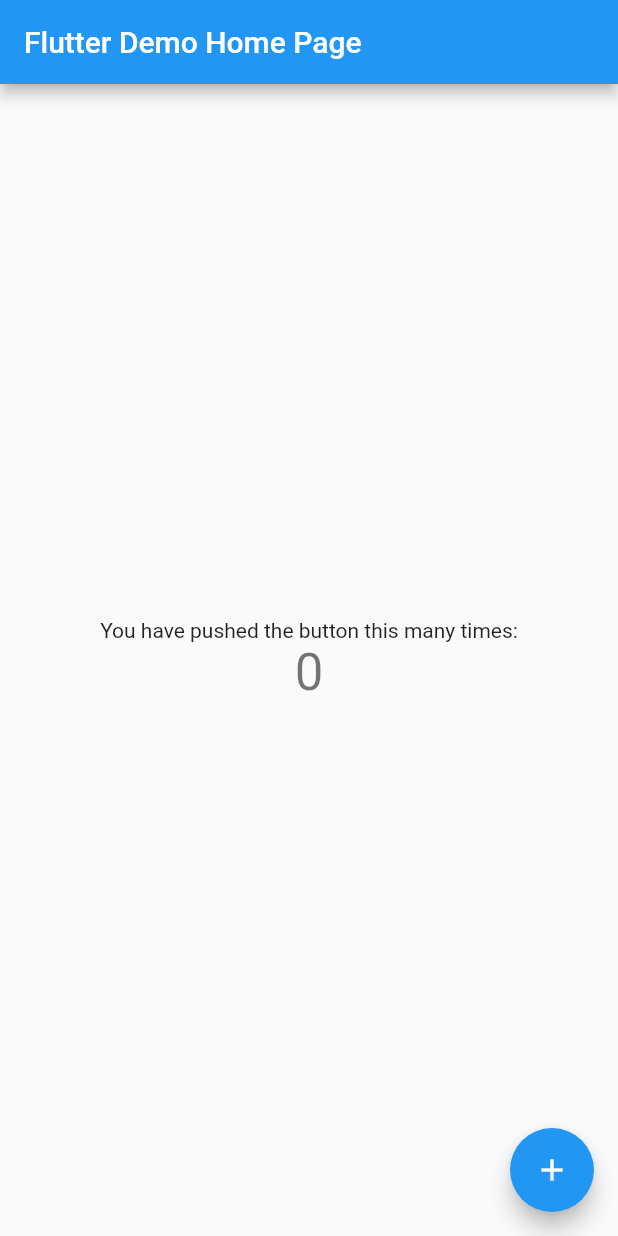
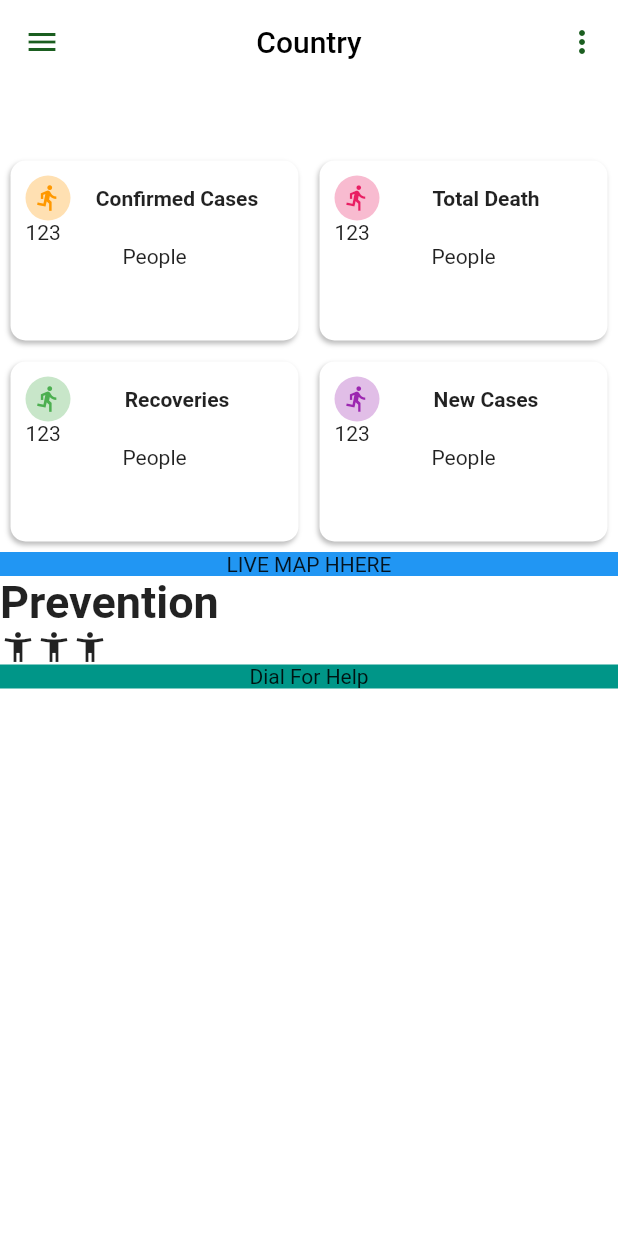
Before and after one commit to sumanth-vs/covidApp, a Flutter app: the screen it shows after launch, on a phone screen of 412 x 824 dp. Run offline on Flutter 3.47's test engine with Material 2 defaults, Android fonts, the phone set to English and light mode, and no system bars.

Commit message:
UI Fixes

```diff
--- /dev/null
+++ b/lib/constants.dart
@@ -0,0 +1,35 @@
+import 'package:flutter/material.dart';
+
+class Constants {
+  static const String help = 'Help', feedback = 'Feedback';
+
+  static const List<String> choice = <String>[
+    help,
+    feedback,
+  ];
+
+  static var kMainCardDecoration = BoxDecoration(
+    borderRadius: BorderRadius.all(Radius.circular(15)),
+  );
+
+  static var kEachCardContainerDecoration = BoxDecoration(
+    color: Colors.white,
+    boxShadow: [
+      BoxShadow(
+        color: Colors.grey[400],
+        offset: Offset(-1, 2),
+        blurRadius: 2.0,
+      )
+    ],
+    borderRadius: BorderRadius.all(Radius.circular(10)),
+  );
+
+  static const kEachCardTitleTextStyle = TextStyle(
+    fontWeight: FontWeight.bold,
+  );
+
+  static const kHomePageSectionTitleStyle = TextStyle(
+    fontSize: 30,
+    fontWeight: FontWeight.bold,
+  );
+}
--- a/lib/main.dart
+++ b/lib/main.dart
@@ -1,117 +1,19 @@
 import 'package:flutter/material.dart';
+import 'views/HomePage.dart';
 
 void main() {
-  runApp(MyApp());
+  runApp(CovidApp());
 }
 
-class MyApp extends StatelessWidget {
-  // This widget is the root of your application.
+class CovidApp extends StatelessWidget {
   @override
   Widget build(BuildContext context) {
     return MaterialApp(
-      title: 'Flutter Demo',
-      theme: ThemeData(
-        // This is the theme of your application.
-        //
-        // Try running your application with "flutter run". You'll see the
-        // application has a blue toolbar. Then, without quitting the app, try
-        // changing the primarySwatch below to Colors.green and then invoke
-        // "hot reload" (press "r" in the console where you ran "flutter run",
-        // or simply save your changes to "hot reload" in a Flutter IDE).
-        // Notice that the counter didn't reset back to zero; the application
-        // is not restarted.
-        primarySwatch: Colors.blue,
-        // This makes the visual density adapt to the platform that you run
-        // the app on. For desktop platforms, the controls will be smaller and
-        // closer together (more dense) than on mobile platforms.
-        visualDensity: VisualDensity.adaptivePlatformDensity,
-      ),
-      home: MyHomePage(title: 'Flutter Demo Home Page'),
+      initialRoute: '/',
+      routes: {
+        '/': (context) => HomePage(),
+        '/location': (context) => HomePage(),
+      },
     );
   }
 }
-
-class MyHomePage extends StatefulWidget {
-  MyHomePage({Key key, this.title}) : super(key: key);
-
-  // This widget is the home page of your application. It is stateful, meaning
-  // that it has a State object (defined below) that contains fields that affect
-  // how it looks.
-
-  // This class is the configuration for the state. It holds the values (in this
-  // case the title) provided by the parent (in this case the App widget) and
-  // used by the build method of the State. Fields in a Widget subclass are
-  // always marked "final".
-
-  final String title;
-
-  @override
-  _MyHomePageState createState() => _MyHomePageState();
-}
-
-class _MyHomePageState extends State<MyHomePage> {
-  int _counter = 0;
-
-  void _incrementCounter() {
-    setState(() {
-      // This call to setState tells the Flutter framework that something has
-      // changed in this State, which causes it to rerun the build method below
-      // so that the display can reflect the updated values. If we changed
-      // _counter without calling setState(), then the build method would not be
-      // called again, and so nothing would appear to happen.
-      _counter++;
-    });
-  }
-
-  @override
-  Widget build(BuildContext context) {
-    // This method is rerun every time setState is called, for instance as done
-    // by the _incrementCounter method above.
-    //
-    // The Flutter framework has been optimized to make rerunning build methods
-    // fast, so that you can just rebuild anything that needs updating rather
-    // than having to individually change instances of widgets.
-    return Scaffold(
-      appBar: AppBar(
-        // Here we take the value from the MyHomePage object that was created by
-        // the App.build method, and use it to set our appbar title.
-        title: Text(widget.title),
-      ),
-      body: Center(
-        // Center is a layout widget. It takes a single child and positions it
-        // in the middle of the parent.
-        child: Column(
-          // Column is also a layout widget. It takes a list of children and
-          // arranges them vertically. By default, it sizes itself to fit its
-          // children horizontally, and tries to be as tall as its parent.
-          //
-          // Invoke "debug painting" (press "p" in the console, choose the
-          // "Toggle Debug Paint" action from the Flutter Inspector in Android
-          // Studio, or the "Toggle Debug Paint" command in Visual Studio Code)
-          // to see the wireframe for each widget.
-          //
-          // Column has various properties to control how it sizes itself and
-          // how it positions its children. Here we use mainAxisAlignment to
-          // center the children vertically; the main axis here is the vertical
-          // axis because Columns are vertical (the cross axis would be
-          // horizontal).
-          mainAxisAlignment: MainAxisAlignment.center,
-          children: <Widget>[
-            Text(
-              'You have pushed the button this many times:',
-            ),
-            Text(
-              '$_counter',
-              style: Theme.of(context).textTheme.headline4,
-            ),
-          ],
-        ),
-      ),
-      floatingActionButton: FloatingActionButton(
-        onPressed: _incrementCounter,
-        tooltip: 'Increment',
-        child: Icon(Icons.add),
-      ), // This trailing comma makes auto-formatting nicer for build methods.
-    );
-  }
-}
--- /dev/null
+++ b/lib/views/HomePage.dart
@@ -0,0 +1,110 @@
+import 'package:covid_app/widgets/main_cards.dart';
+import 'package:flutter/material.dart';
+import 'package:covid_app/constants.dart';
+import 'package:flutter/services.dart';
+
+class HomePage extends StatefulWidget {
+  @override
+  _HomePageState createState() => _HomePageState();
+}
+
+class _HomePageState extends State<HomePage> {
+  @override
+  Widget build(BuildContext context) {
+    return AnnotatedRegion<SystemUiOverlayStyle>(
+      value: SystemUiOverlayStyle(
+        statusBarColor: Colors.white,
+        statusBarIconBrightness: Brightness.dark,
+      ),
+      child: Scaffold(
+        backgroundColor: Colors.white,
+        drawer: Drawer(
+          child: Center(child: Text('data')),
+        ),
+        body: SafeArea(
+          child: CustomScrollView(
+            slivers: [
+              SliverAppBar(
+                iconTheme: IconThemeData(color: Colors.green[900]),
+                leading: null,
+                backgroundColor: Colors.white,
+                title: Text(
+                  'Country',
+                  style: TextStyle(
+                    color: Colors.black,
+                  ),
+                ),
+                centerTitle: true,
+                actions: <Widget>[
+                  PopupMenuButton(
+                    onSelected: choiceAction,
+                    itemBuilder: (context) => Constants.choice
+                        .map(
+                          (String choice) => PopupMenuItem(
+                            child: Text(choice),
+                            value: choice,
+                          ),
+                        )
+                        .toList(),
+                  ),
+                ],
+                expandedHeight: 100,
+              ),
+              // SliverGrid(
+              //   delegate: SliverChildBuilderDelegate(
+              //     (context, index) => MainCard(index: index),
+              //     childCount: 4,
+              //   ),
+              //   gridDelegate: SliverGridDelegateWithMaxCrossAxisExtent(
+              //     crossAxisSpacing: 5,
+              //     mainAxisSpacing: 20,
+              //     maxCrossAxisExtent: 418,
+              //   ),
+              // ),
+              SliverToBoxAdapter(
+                child: MainCardContainer(),
+              ),
+              SliverToBoxAdapter(
+                child: Container(
+                  alignment: Alignment.center,
+                  color: Colors.blue,
+                  child: Text('LIVE MAP HHERE'),
+                ),
+              ),
+              SliverToBoxAdapter(
+                child: Container(
+                  // alignment: Alignment.center,
+                  // color: Colors.teal,
+                  child: Text(
+                    'Prevention',
+                    style: Constants.kHomePageSectionTitleStyle,
+                  ),
+                ),
+              ),
+              SliverToBoxAdapter(
+                child: Row(
+                  children: [
+                    Icon(Icons.accessibility_new),
+                    Icon(Icons.accessibility_new),
+                    Icon(Icons.accessibility_new),
+                  ],
+                ),
+              ),
+              SliverToBoxAdapter(
+                child: Container(
+                  alignment: Alignment.center,
+                  color: Colors.teal,
+                  child: Text('Dial For Help'),
+                ),
+              ),
+            ],
+          ),
+        ),
+      ),
+    );
+  }
+
+  void choiceAction(String choice) {
+    print(choice);
+  }
+}
--- /dev/null
+++ b/lib/widgets/main_cards.dart
@@ -0,0 +1,133 @@
+import 'package:flutter/material.dart';
+import 'package:covid_app/constants.dart';
+
+// class MainCard extends StatefulWidget {
+//   final int index;
+
+//   MainCard({this.index});
+//   @override
+//   _MainCardState createState() => _MainCardState();
+// }
+
+// class _MainCardState extends State<MainCard> {
+//   @override
+//   Widget build(BuildContext context) {
+//     return Container(
+//       margin: EdgeInsets.only(left: 10, right: 10),
+//       alignment: Alignment.center,
+//       decoration: Constants.kMainCardDecoration.copyWith(
+//         color: widget.index % 2 == 0 ? Colors.red : Colors.green,
+//       ),
+//       child: Text('Grid ${widget.index + 1}'),
+//     );
+//   }
+// }
+
+class MainCardContainer extends StatefulWidget {
+  @override
+  _MainCardContainerState createState() => _MainCardContainerState();
+}
+
+class _MainCardContainerState extends State<MainCardContainer> {
+  @override
+  Widget build(BuildContext context) {
+    return Container(
+      // color: Colors.red,
+      child: Column(
+        children: [
+          Row(
+            mainAxisAlignment: MainAxisAlignment.spaceAround,
+            children: [
+              EachCardContainer(
+                icon: Icons.directions_run,
+                stat: 123,
+                title: 'Confirmed Cases',
+                avatarColor: Colors.orange[100],
+                iconColor: Colors.orange,
+              ),
+              EachCardContainer(
+                icon: Icons.directions_run,
+                stat: 123,
+                title: 'Total Death',
+                avatarColor: Colors.pink[100],
+                iconColor: Colors.pink,
+              ),
+            ],
+          ),
+          Row(
+            mainAxisAlignment: MainAxisAlignment.spaceAround,
+            children: [
+              EachCardContainer(
+                icon: Icons.directions_run,
+                stat: 123,
+                title: 'Recoveries',
+                avatarColor: Colors.green[100],
+                iconColor: Colors.green,
+              ),
+              EachCardContainer(
+                icon: Icons.directions_run,
+                stat: 123,
+                title: 'New Cases',
+                avatarColor: Colors.purple[100],
+                iconColor: Colors.purple,
+              ),
+            ],
+          ),
+        ],
+      ),
+    );
+  }
+}
+
+// Contents of Each Card
+class EachCardContainer extends StatelessWidget {
+  final IconData icon;
+  final String title;
+  final int stat;
+  final Color avatarColor, iconColor;
+
+  const EachCardContainer(
+      {this.icon, this.title, this.stat, this.avatarColor, this.iconColor});
+
+  @override
+  Widget build(BuildContext context) {
+    return Expanded(
+      child: Container(
+        height: 120,
+        margin: EdgeInsets.all(7),
+        padding: EdgeInsets.all(10),
+        decoration: Constants.kEachCardContainerDecoration,
+        child: Column(
+          children: [
+            Row(
+              children: [
+                CircleAvatar(
+                  maxRadius: 15,
+                  backgroundColor: avatarColor,
+                  child: Icon(
+                    icon,
+                    color: iconColor,
+                    size: 19,
+                  ),
+                ),
+                Expanded(
+                  child: Text(
+                    '$title',
+                    textAlign: TextAlign.center,
+                    style: Constants.kEachCardTitleTextStyle,
+                  ),
+                ),
+              ],
+            ),
+            Row(
+              children: [
+                Text('$stat'),
+              ],
+            ),
+            Text('People'),
+          ],
+        ),
+      ),
+    );
+  }
+}
```
